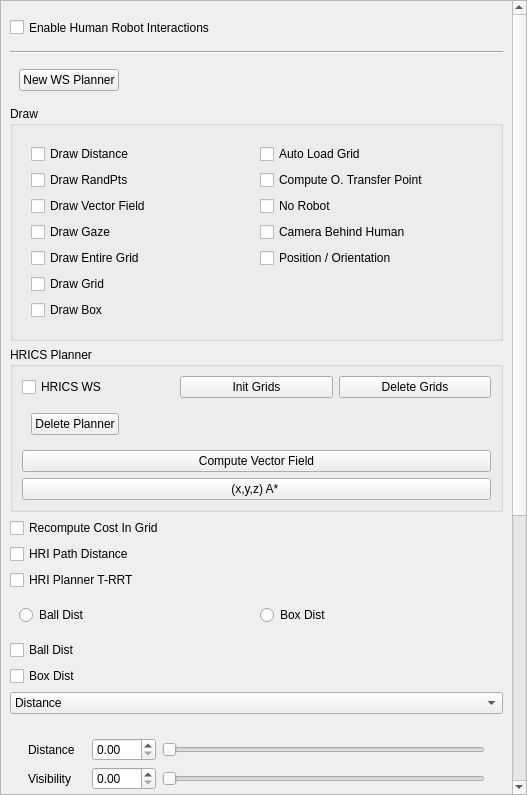
First picture: the form in src/move3d-qt-gui-libs/src/qtMainInterface/sideWidgets/qtHrics.ui, repository jmainpri/move3d-studio, before the edit.
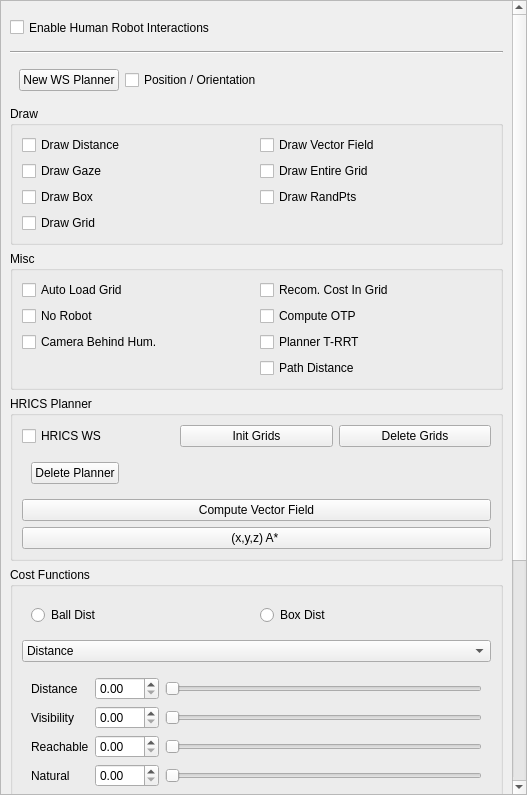
Second picture: the form after the edit.

Commit message: [move3d-qt-gui-libs] Fix the ManipulationPlanner interface (goto X,Y,Z), add Z axis in qtMovingHman, fix smoothing and replanning interface

Diff of the .ui file:
```diff
--- a/src/move3d-qt-gui-libs/src/qtMainInterface/sideWidgets/qtHrics.ui
+++ b/src/move3d-qt-gui-libs/src/qtMainInterface/sideWidgets/qtHrics.ui
@@ -35,9 +35,9 @@
       <property name="geometry">
        <rect>
         <x>0</x>
-        <y>-431</y>
+        <y>-19</y>
         <width>510</width>
-        <height>1335</height>
+        <height>1234</height>
        </rect>
       </property>
       <layout class="QVBoxLayout" name="verticalLayout_24">
@@ -63,16 +63,23 @@
        </item>
        <item>
         <widget class="QWidget" name="widget_11" native="true">
-         <layout class="QGridLayout" name="gridLayout_31">
-          <item row="0" column="0">
+         <layout class="QHBoxLayout" name="horizontalLayout_3">
+          <item>
            <widget class="QPushButton" name="pushButtonMakeGrid">
             <property name="text">
              <string>New WS Planner</string>
             </property>
            </widget>
           </item>
-          <item row="0" column="1">
-           <spacer name="horizontalSpacer_16">
+          <item>
+           <widget class="QCheckBox" name="checkBoxPosOr">
+            <property name="text">
+             <string>Position / Orientation</string>
+            </property>
+           </widget>
+          </item>
+          <item>
+           <spacer name="horizontalSpacer">
             <property name="orientation">
              <enum>Qt::Horizontal</enum>
             </property>
@@ -88,14 +95,11 @@
         </widget>
        </item>
        <item>
-        <widget class="QGroupBox" name="groupBox_9">
+        <widget class="QGroupBox" name="groupBoxDraw">
          <property name="title">
           <string>Draw</string>
          </property>
-         <layout class="QVBoxLayout" name="verticalLayout_33">
-          <item>
-           <widget class="QWidget" name="widget_15" native="true">
-            <layout class="QGridLayout" name="gridLayout_6">
+         <layout class="QGridLayout" name="gridLayout_3">
              <item row="0" column="0">
               <widget class="QCheckBox" name="checkBoxDrawDistance">
                <property name="text">
@@ -104,34 +108,20 @@
               </widget>
              </item>
              <item row="1" column="0">
-              <widget class="QCheckBox" name="checkBoxDrawRandPoints">
-               <property name="text">
-                <string>Draw RandPts</string>
-               </property>
-              </widget>
-             </item>
-             <item row="2" column="0">
-              <widget class="QCheckBox" name="checkBoxDrawVectorField">
-               <property name="text">
-                <string>Draw Vector Field</string>
-               </property>
-              </widget>
-             </item>
-             <item row="3" column="0">
               <widget class="QCheckBox" name="checkBoxDrawGaze">
                <property name="text">
                 <string>Draw Gaze</string>
                </property>
               </widget>
              </item>
-             <item row="4" column="0">
-              <widget class="QCheckBox" name="checkBoxEntireGrid">
+          <item row="2" column="0">
+           <widget class="QCheckBox" name="checkBoxDrawBox">
                <property name="text">
-                <string>Draw Entire Grid</string>
+             <string>Draw Box</string>
                </property>
               </widget>
              </item>
-             <item row="5" column="0">
+          <item row="3" column="0">
               <widget class="QCheckBox" name="checkBoxDrawGrid">
                <property name="text">
                 <string>Draw Grid</string>
@@ -139,55 +129,89 @@
               </widget>
              </item>
              <item row="0" column="1">
-              <widget class="QCheckBox" name="checkBoxAutoLoadGrid">
+           <widget class="QCheckBox" name="checkBoxDrawVectorField">
                <property name="text">
-                <string>Auto Load Grid</string>
+             <string>Draw Vector Field</string>
                </property>
               </widget>
              </item>
              <item row="1" column="1">
-              <widget class="QCheckBox" name="checkBoxComputeOTP">
+           <widget class="QCheckBox" name="checkBoxEntireGrid">
                <property name="text">
-                <string>Compute O. Transfer Point</string>
+             <string>Draw Entire Grid</string>
                </property>
               </widget>
              </item>
              <item row="2" column="1">
+           <widget class="QCheckBox" name="checkBoxDrawRandPoints">
+            <property name="text">
+             <string>Draw RandPts</string>
+            </property>
+           </widget>
+          </item>
+         </layout>
+        </widget>
+       </item>
+       <item>
+        <widget class="QGroupBox" name="groupBoxMisc">
+         <property name="title">
+          <string>Misc</string>
+         </property>
+         <layout class="QGridLayout" name="gridLayout">
+          <item row="3" column="1">
+           <widget class="QCheckBox" name="checkBoxHriPathDistance">
+            <property name="text">
+             <string>Path Distance</string>
+            </property>
+           </widget>
+          </item>
+          <item row="1" column="0">
               <widget class="QCheckBox" name="checkBoxHRINoRobot">
                <property name="text">
                 <string>No Robot</string>
                </property>
               </widget>
              </item>
-             <item row="3" column="1">
+          <item row="0" column="0">
+           <widget class="QCheckBox" name="checkBoxAutoLoadGrid">
+            <property name="text">
+             <string>Auto Load Grid</string>
+            </property>
+           </widget>
+          </item>
+          <item row="2" column="1">
+           <widget class="QCheckBox" name="checkBoxHriPlannerTRRT">
+            <property name="text">
+             <string>Planner T-RRT</string>
+            </property>
+           </widget>
+          </item>
+          <item row="2" column="0">
               <widget class="QCheckBox" name="checkBoxCameraBehindHuman">
                <property name="text">
-                <string>Camera Behind Human</string>
+             <string>Camera Behind Hum.</string>
                </property>
               </widget>
              </item>
-             <item row="7" column="0">
-              <widget class="QCheckBox" name="checkBoxDrawBox">
+          <item row="0" column="1">
+           <widget class="QCheckBox" name="checkBoxRecomputeCost">
                <property name="text">
-                <string>Draw Box</string>
+             <string>Recom. Cost In Grid</string>
                </property>
               </widget>
              </item>
-             <item row="4" column="1">
-              <widget class="QCheckBox" name="checkBoxPosOr">
+          <item row="1" column="1">
+           <widget class="QCheckBox" name="checkBoxComputeOTP">
                <property name="text">
-                <string>Position / Orientation</string>
-               </property>
-              </widget>
-             </item>
-            </layout>
+             <string>Compute OTP</string>
+            </property>
            </widget>
           </item>
          </layout>
         </widget>
        </item>
        <item>
-        <widget class="QGroupBox" name="HRICSPlanner">
+        <widget class="QGroupBox" name="groupBoxHRICSPlanner">
          <property name="title">
           <string>HRICS Planner</string>
          </property>
@@ -265,26 +289,11 @@
         </widget>
        </item>
        <item>
-        <widget class="QCheckBox" name="checkBoxRecomputeCost">
-         <property name="text">
-          <string>Recompute Cost In Grid</string>
+        <widget class="QGroupBox" name="groupBoxCostFunctions">
+         <property name="title">
+          <string>Cost Functions</string>
          </property>
-        </widget>
-       </item>
-       <item>
-        <widget class="QCheckBox" name="checkBoxHriPathDistance">
-         <property name="text">
-          <string>HRI Path Distance</string>
-         </property>
-        </widget>
-       </item>
-       <item>
-        <widget class="QCheckBox" name="checkBoxHriPlannerTRRT">
-         <property name="text">
-          <string>HRI Planner T-RRT</string>
-         </property>
-        </widget>
-       </item>
+         <layout class="QVBoxLayout" name="verticalLayout">
        <item>
         <widget class="QWidget" name="widget" native="true">
          <layout class="QHBoxLayout" name="horizontalLayout">
@@ -305,20 +314,6 @@
          </layout>
         </widget>
        </item>
-       <item>
-        <widget class="QCheckBox" name="checkBoxBallDist">
-         <property name="text">
-          <string>Ball Dist</string>
-         </property>
-        </widget>
-       </item>
-       <item>
-        <widget class="QCheckBox" name="checkBoxBBDist">
-         <property name="text">
-          <string>Box Dist</string>
-         </property>
-        </widget>
-       </item>
        <item>
         <widget class="QComboBox" name="whichTestBox">
          <item>
@@ -349,9 +344,6 @@
         </widget>
        </item>
        <item>
-        <widget class="QWidget" name="widget_9" native="true">
-         <layout class="QVBoxLayout" name="verticalLayout_6">
-          <item>
            <widget class="QWidget" name="widget_5" native="true">
             <layout class="QGridLayout" name="gridLayout_17">
              <item row="1" column="0">
@@ -447,8 +439,11 @@
             </layout>
            </widget>
           </item>
+         </layout>
+        </widget>
+       </item>
           <item>
-           <widget class="QGroupBox" name="groupBox_2">
+        <widget class="QGroupBox" name="groupBoxGrids">
             <property name="title">
              <string>Grids</string>
             </property>
@@ -486,7 +481,7 @@
                 <item>
                  <widget class="QCheckBox" name="checkBoxDrawOnlyOneLine">
                   <property name="text">
-                   <string>Draw Only One Line</string>
+                <string>Draw Only One Slice</string>
                   </property>
                  </widget>
                 </item>
@@ -499,7 +494,7 @@
                 <item row="0" column="0">
                  <widget class="QLabel" name="label_4">
                   <property name="text">
-                   <string>Line number</string>
+                <string>Slice number</string>
                   </property>
                  </widget>
                 </item>
@@ -583,28 +578,14 @@
                   </property>
                  </widget>
                 </item>
-               </layout>
-              </widget>
-             </item>
-            </layout>
-           </widget>
-          </item>
-          <item>
-           <widget class="QGroupBox" name="groupBox_8">
-            <property name="title">
-             <string>My Grid</string>
-            </property>
-            <layout class="QVBoxLayout" name="verticalLayout_4">
-             <item>
-              <layout class="QGridLayout" name="gridLayout">
-               <item row="0" column="0">
+             <item row="4" column="0">
                 <widget class="QLabel" name="label_10">
                  <property name="text">
                   <string>Zone Size</string>
                  </property>
                 </widget>
                </item>
-               <item row="0" column="1">
+             <item row="4" column="1">
                 <widget class="QDoubleSpinBox" name="doubleSpinBoxZoneSize">
                  <property name="maximum">
                   <double>2.000000000000000</double>
@@ -614,25 +595,21 @@
                  </property>
                 </widget>
                </item>
-               <item row="0" column="2">
+             <item row="4" column="2">
                 <widget class="QSlider" name="horizontalSliderZoneSize">
                  <property name="orientation">
                   <enum>Qt::Horizontal</enum>
                  </property>
                 </widget>
                </item>
-              </layout>
-             </item>
-             <item>
-              <layout class="QHBoxLayout" name="horizontalLayout_6">
-               <item>
+             <item row="5" column="0">
                 <widget class="QLabel" name="label_9">
                  <property name="text">
                   <string>Cell Size</string>
                  </property>
                 </widget>
                </item>
-               <item>
+             <item row="5" column="1">
                 <widget class="QDoubleSpinBox" name="doubleSpinBoxCellSize">
                  <property name="maximum">
                   <double>10.000000000000000</double>
@@ -642,35 +619,29 @@
                  </property>
                 </widget>
                </item>
-               <item>
+             <item row="5" column="2">
                 <widget class="QSlider" name="horizontalSliderCellSize">
                  <property name="orientation">
                   <enum>Qt::Horizontal</enum>
                  </property>
                 </widget>
                </item>
-              </layout>
-             </item>
-             <item>
-              <layout class="QGridLayout" name="gridLayout_37">
-               <item row="1" column="0">
+             <item row="6" column="0">
                 <widget class="QLabel" name="label_25">
                  <property name="text">
                   <string>PlanCell Size</string>
                  </property>
                 </widget>
                </item>
-               <item row="1" column="1">
+             <item row="6" column="1">
                 <widget class="QDoubleSpinBox" name="doubleSpinBoxPlanCellSize"/>
                </item>
-               <item row="1" column="2">
+             <item row="6" column="2">
                 <widget class="QSlider" name="horizontalSliderPlanCellSize">
                  <property name="orientation">
                   <enum>Qt::Horizontal</enum>
                  </property>
                 </widget>
-               </item>
-              </layout>
              </item>
             </layout>
            </widget>
```
Lines whose indentation alone changed are shown as unchanged. The commit also changes 17 other files.
